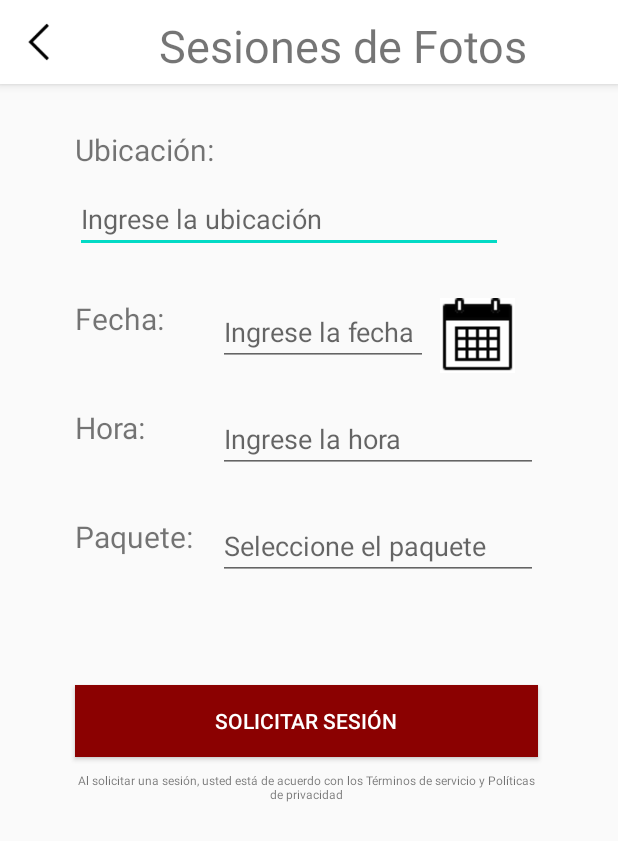
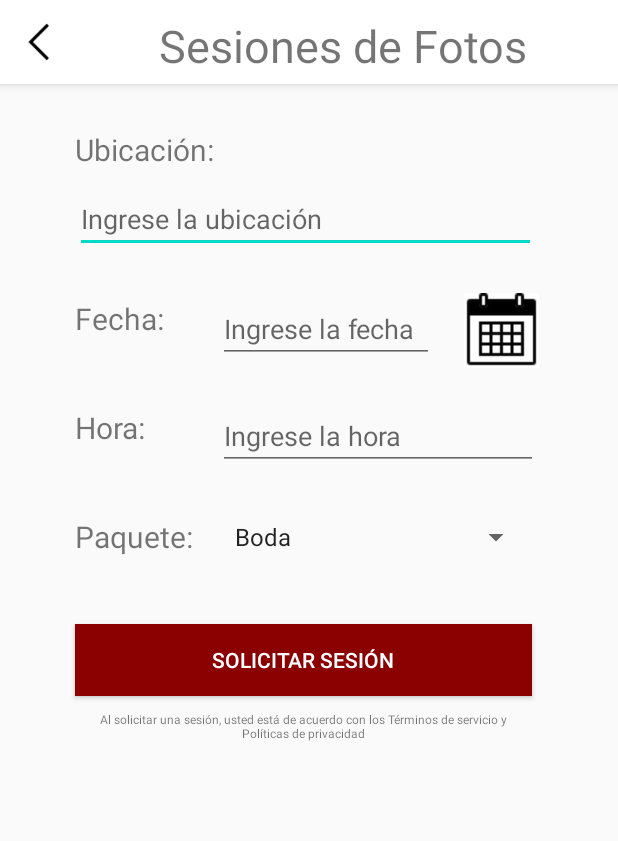
Before and after one commit to cristhianmunoz/AppAndroid-PholapSC, an Android app: the SessionActivity screen opened directly, with no data from a screen before it, on a phone screen of 412 x 824 dp. Shown: the top 841 px of the screen. Run offline under Robolectric (Android 15) with nearby library versions, the phone set to English and light mode, and no system bars; our stand-ins replace Firebase (no records; nobody signed in at launch, a user with empty details on screens opened directly); pictures from the network do not load; 2 statements that could not run were skipped.

```diff
--- a/app/src/main/java/com/munozcristhian/pholapsc/SessionActivity.kt
+++ b/app/src/main/java/com/munozcristhian/pholapsc/SessionActivity.kt
@@ -2,57 +2,112 @@ package com.munozcristhian.pholapsc
 
 import android.content.Intent
 import android.os.Bundle
-
-import android.widget.ImageView
+import android.util.Log
+import android.widget.ArrayAdapter
+import android.widget.Toast
 import androidx.appcompat.app.AppCompatActivity
+import com.google.firebase.database.DatabaseReference
+import com.google.firebase.database.FirebaseDatabase
 import com.munozcristhian.pholapsc.databinding.ActivitySessionBinding
+import com.munozcristhian.pholapsc.model.Sesion
+import com.munozcristhian.pholapsc.model.Usuario
+import com.munozcristhian.pholapsc.ui.main.SpinnerAdapter
 
 class SessionActivity : AppCompatActivity(){
 
     private lateinit var binding: ActivitySessionBinding
+    private lateinit var spinnerAdapter: SpinnerAdapter
+    private var numeroSesiones: Long = 0
+
+    // Usuario
+    private lateinit var uid: String
+    private lateinit var usuario: Usuario
+    private lateinit var realtimeDatabase: DatabaseReference
+
 
     override fun onCreate(savedInstanceState: Bundle?) {
         super.onCreate(savedInstanceState)
         binding = ActivitySessionBinding.inflate(layoutInflater)
         setContentView(binding.root)
 
+        //Extras
+        val extras = intent.extras
+        if (extras != null) {
+            usuario = extras.get(CURRENT_USER) as Usuario
+            uid = extras.getString(UID_USER) as String
+        }else{
+            Log.d("SESION_LOG", "No hay extras para Sesion")
+        }
+
+        // Initialize Realtime Database
+        realtimeDatabase = FirebaseDatabase.getInstance().reference.child("Sesiones").child(uid)
+        vertificarSesiones()
+
         // Volver
         binding.imgViewBackBarSession.setOnClickListener {
-            val intention = Intent(this, CategoryActivity::class.java)
-            startActivity(intention)
+            val intent = Intent(this, CategoryActivity::class.java)
+            intent.putExtra(CURRENT_USER, usuario)
+            intent.putExtra(UID_USER, uid)
+            startActivity(intent)
         }
 
+        // Paquetes
+        ArrayAdapter.createFromResource(this, R.array.paquetes, android.R.layout.simple_spinner_item).also { adapter ->
+            adapter.setDropDownViewResource(android.R.layout.simple_spinner_dropdown_item)
+            binding.spinnerPaquete.adapter = adapter
+        }
+        spinnerAdapter = SpinnerAdapter()
+        binding.spinnerPaquete.onItemSelectedListener = spinnerAdapter
+
         // Solicitar Sesión
-        /*
-        binding.btnRegistrar.setOnClickListener {
-            if(!isValidEmail(binding.editTextSingInCorreo.text)){
-                binding.editTextSingInCorreo.error = resources.getString(R.string.email_no_valid)
+        binding.btnSolicitar.setOnClickListener {
+            // Validar direccion
+            if(binding.autoTextUbicacion.text.isEmpty()){
+                binding.autoTextUbicacion.error = resources.getString(R.string.direccionSesion_requerido)
                 return@setOnClickListener
             }
-
-            if(binding.editTextSingInPassword.text.length < PASSWORD_LENGHT){
-                binding.editTextSingInPassword.error = resources.getString(R.string.password_no_valid)
+            // Fecha
+            if(binding.editTextDate.text.isEmpty()){
+                binding.editTextDate.error = resources.getString(R.string.fechaSesion_requerido)
                 return@setOnClickListener
             }
-
-            if(binding.editTextPasswordConfirmation.text.length < 8){
-                binding.editTextPasswordConfirmation.error = resources.getString(R.string.password_no_valid)
+            // Hora
+            if(binding.editTextTime.text.isEmpty()){
+                binding.editTextTime.error = resources.getString(R.string.horaSesion_requerido)
                 return@setOnClickListener
             }
+            // Paquete
 
-            if(!binding.editTextSingInPassword.text.toString().equals(binding.editTextPasswordConfirmation.text.toString())){
-                binding.editTextSingInPassword.error = resources.getString(R.string.password_no_match)
-                return@setOnClickListener
+            // Crear Sesion
+            val direccion = binding.autoTextUbicacion.text.toString()
+            val fecha = binding.editTextDate.text.toString()
+            val hora = binding.editTextTime.text.toString()
+            val paquete = binding.spinnerPaquete.selectedItem.toString()
+            //Log.d("SESION_LOG", "Sesion: $fecha, $fecha1 y $hora")
+
+            val session = Sesion(direccion, fecha, hora, paquete)
+
+            // Realtime Database
+            realtimeDatabase.child(numeroSesiones.toString()).setValue(session).addOnSuccessListener {
+                Toast.makeText(baseContext, "Los datos de la sesión se han guardado con exito", Toast.LENGTH_SHORT).show()
+                val intent = Intent(this, CategoryActivity::class.java)
+                intent.putExtra(CURRENT_USER, usuario)
+                intent.putExtra(UID_USER, uid)
+                startActivity(intent)
+            }.addOnFailureListener {
+                Toast.makeText(baseContext, "No se pudo guardar los datos de la sesión", Toast.LENGTH_SHORT).show()
             }
 
-            // Creamos nuevo usuario
-            SignUpNewUser(binding.editTextSingInCorreo.text.toString(), binding.editTextSingInPassword.text.toString())
 
-//            val intention = Intent(this, ConfiguracionesActivity::class.java)
-//            startActivity(intention)
         }
+    }
 
-         */
-
+    private fun vertificarSesiones() {
+        realtimeDatabase.get().addOnSuccessListener {
+            Log.i("FIREBASE_REALTIME_DATABASE", "NUMERO DE SESIONES: ${it.childrenCount}")
+            numeroSesiones = it.childrenCount + 1
+        }.addOnFailureListener{
+            Log.e("firebase", "Error getting data", it)
+        }
     }
 }
--- a/app/src/main/res/layout/activity_session.xml
+++ b/app/src/main/res/layout/activity_session.xml
@@ -3,7 +3,8 @@
     xmlns:app="http://schemas.android.com/apk/res-auto"
     xmlns:tools="http://schemas.android.com/tools"
     android:layout_width="match_parent"
-    android:layout_height="match_parent">
+    android:layout_height="match_parent"
+    tools:context=".SessionActivity">
 
 
     <com.google.android.material.appbar.AppBarLayout
@@ -69,13 +70,12 @@
 
     <AutoCompleteTextView
         android:id="@+id/autoTextUbicacion"
-        android:layout_width="285dp"
-        android:layout_height="wrap_content"
+        android:layout_width="307dp"
+        android:layout_height="45dp"
         android:layout_marginTop="10dp"
         android:hint="@string/Session_Location"
         app:layout_constraintStart_toStartOf="@+id/textView"
-        app:layout_constraintTop_toBottomOf="@+id/textView"
-        tools:text="@string/Session_Location" />
+        app:layout_constraintTop_toBottomOf="@+id/textView" />
 
     <TextView
         android:id="@+id/textView2"
@@ -89,25 +89,24 @@
 
     <EditText
         android:id="@+id/editTextDate"
-        android:layout_width="140dp"
-        android:layout_height="wrap_content"
+        android:layout_width="144dp"
+        android:layout_height="43dp"
         android:layout_marginStart="30dp"
         android:layout_marginTop="30dp"
         android:ems="10"
+        android:hint="@string/Session_Date"
         android:inputType="date"
-        android:hint="@string/Session_Date"
         app:layout_constraintStart_toEndOf="@+id/textView2"
-        app:layout_constraintTop_toBottomOf="@+id/autoTextUbicacion"
-        tools:text="@string/Session_Date"/>
+        app:layout_constraintTop_toBottomOf="@+id/autoTextUbicacion" />
 
     <ImageView
         android:id="@+id/imageView3"
         android:layout_width="wrap_content"
         android:layout_height="wrap_content"
-        android:layout_marginStart="8dp"
-        android:layout_marginTop="30dp"
+        android:layout_marginStart="20dp"
+        app:layout_constraintBottom_toBottomOf="@+id/editTextDate"
         app:layout_constraintStart_toEndOf="@+id/editTextDate"
-        app:layout_constraintTop_toBottomOf="@+id/autoTextUbicacion"
+        app:layout_constraintTop_toTopOf="@+id/editTextDate"
         app:srcCompat="@drawable/calendar_50px" />
 
     <TextView
@@ -126,11 +125,10 @@
         android:layout_height="wrap_content"
         android:layout_marginTop="26dp"
         android:ems="10"
+        android:hint="@string/Session_Hour"
         android:inputType="time"
-        android:hint="@string/Session_Hour"
         app:layout_constraintStart_toStartOf="@+id/editTextDate"
-        app:layout_constraintTop_toBottomOf="@+id/editTextDate"
-        tools:text="@string/Session_Hour"/>
+        app:layout_constraintTop_toBottomOf="@+id/editTextDate" />
 
     <TextView
         android:id="@+id/textView9"
@@ -142,28 +140,17 @@
         app:layout_constraintStart_toStartOf="@+id/textView8"
         app:layout_constraintTop_toBottomOf="@+id/textView8" />
 
-    <EditText
-        android:id="@+id/editTextPack"
-        android:layout_width="wrap_content"
-        android:layout_height="wrap_content"
-        android:layout_marginTop="26dp"
-        android:ems="10"
-        android:inputType="textPersonName"
-        android:hint="@string/Session_Pack"
-        app:layout_constraintStart_toStartOf="@+id/editTextTime"
-        app:layout_constraintTop_toBottomOf="@+id/editTextTime" />
-
     <Button
         android:id="@+id/btnSolicitar"
         android:layout_width="0dp"
         android:layout_height="wrap_content"
-        android:layout_marginTop="70dp"
+        android:layout_marginTop="40dp"
         android:background="#8B0101"
         android:text="@string/Session_btn_Solicitar"
         android:textColor="@color/white"
-        app:layout_constraintEnd_toEndOf="@+id/editTextPack"
+        app:layout_constraintEnd_toEndOf="@+id/spinnerPaquete"
         app:layout_constraintStart_toStartOf="@+id/textView9"
-        app:layout_constraintTop_toBottomOf="@+id/editTextPack" />
+        app:layout_constraintTop_toBottomOf="@+id/spinnerPaquete" />
 
     <TextView
         android:id="@+id/textView10"
@@ -177,5 +164,14 @@
         app:layout_constraintStart_toStartOf="@+id/btnSolicitar"
         app:layout_constraintTop_toBottomOf="@+id/btnSolicitar" />
 
+    <Spinner
+        android:id="@+id/spinnerPaquete"
+        android:layout_width="206dp"
+        android:layout_height="36dp"
+        android:layout_marginStart="20dp"
+        app:layout_constraintBottom_toBottomOf="@+id/textView9"
+        app:layout_constraintStart_toEndOf="@+id/textView9"
+        app:layout_constraintTop_toTopOf="@+id/textView9" />
+
 
 </androidx.constraintlayout.widget.ConstraintLayout>
--- a/app/src/main/res/values/strings.xml
+++ b/app/src/main/res/values/strings.xml
@@ -68,6 +68,9 @@
     <string name="telefono_requerido">El teléfono es requerido</string>
     <string name="direccion_requerido">La dirección es requerida</string>
     <string name="password_no_match">Las contraseñas no coinciden</string>
+    <string name="direccionSesion_requerido">La dirección de la sesión es requerida</string>
+    <string name="fechaSesion_requerido">La fecha de la sesión es requerida</string>
+    <string name="horaSesion_requerido">La hora de la sesión es requerida</string>
 
 
     <!-- Strings List Sessions-->
@@ -82,8 +85,14 @@
     <string name="Session_Hour">Ingrese la hora</string>
     <string name="Session_Pack">Seleccione el paquete</string>
     <string name="Session_btn_Solicitar">Solicitar sesión</string>
-    <string name="Session_Terminos">Al solicitar una sesión, usted está de acuerdo con los Términos
-    de servicio y Políticas de privacidad </string>
+    <string name="Session_Terminos">Al solicitar una sesión, usted está de acuerdo con los Términos de servicio y Políticas de privacidad </string>
+    <string-array name="paquetes">
+        <item>Boda</item>
+        <item>Privado</item>
+        <item>Formal</item>
+        <item>Parejas</item>
+    </string-array>
+
     <!-- Strings Info Foto-->
     <string name="InfoPhoto_title">Boda_1</string>
     <string name="InfoPhoto_description">Usuario x descripcion, descripcion,descripcion,descripcion...</string>
```
Also changed, not shown: app/src/main/java/com/munozcristhian/pholapsc/CategoryActivity.kt (+7 -4 lines), app/src/main/java/com/munozcristhian/pholapsc/ConfiguracionesActivity.kt (+8 -4 lines), app/src/main/java/com/munozcristhian/pholapsc/Perfil_Activity.kt (+6 -2 lines), app/src/main/java/com/munozcristhian/pholapsc/SeleccionActivity.kt (+12 -8 lines), app/src/main/java/com/munozcristhian/pholapsc/SingInActivity.kt (+11 -11 lines), app/src/main/java/com/munozcristhian/pholapsc/model/Sesion.kt (added, +10 -0 lines).
